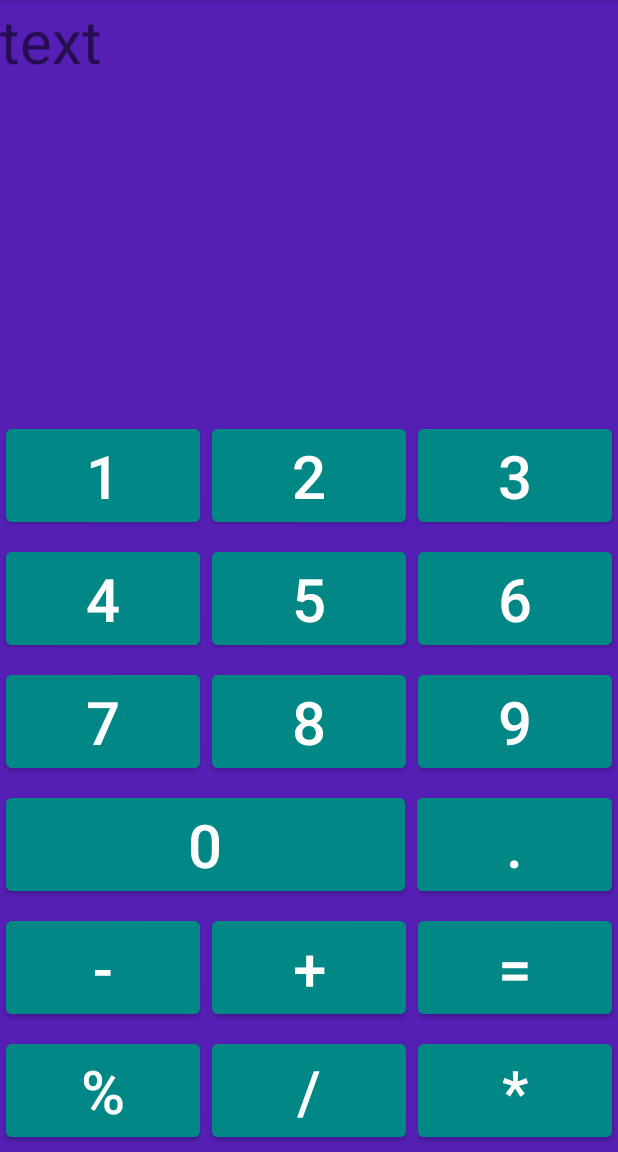
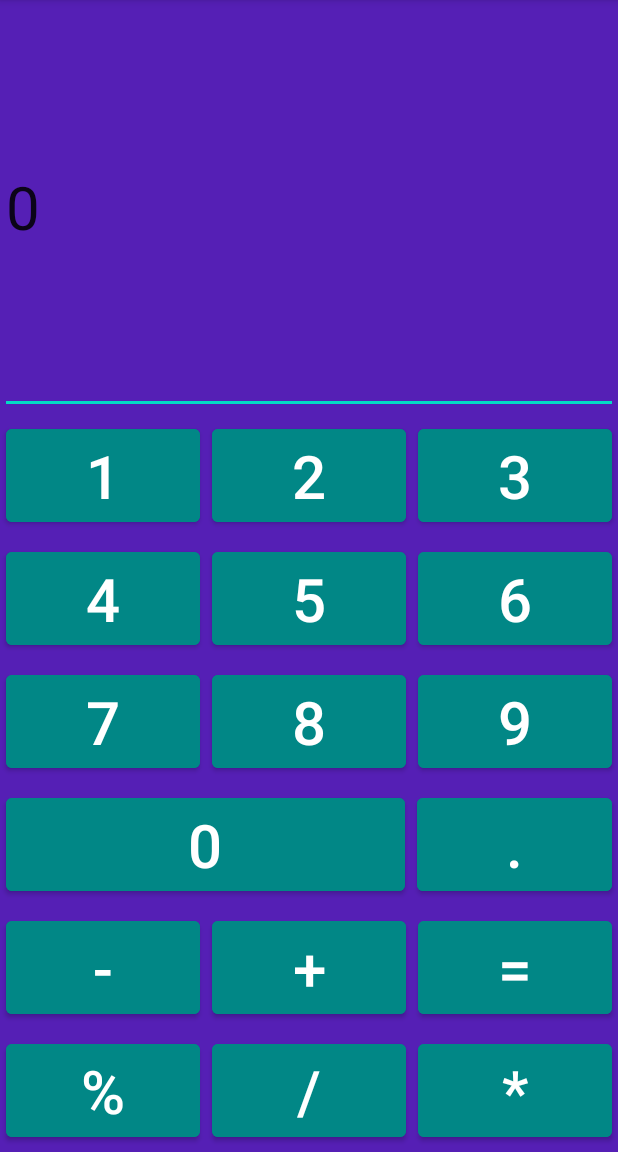
Before and after one commit to Yan9999/MyAplication, an Android app: the screen it shows after launch (MainActivity), on a phone screen of 412 x 824 dp, the part 84-1236 px from its top. Run offline under Robolectric (Android 15) with nearby library versions, the phone set to English and light mode, and no system bars.

Commit message:
дз 3 начало

```diff
--- a/app/src/main/res/layout/activity_maib_linear.xml
+++ b/app/src/main/res/layout/activity_maib_linear.xml
@@ -4,13 +4,13 @@
     android:layout_height="match_parent"
     android:background="#551FB5"
     android:orientation="vertical">
-    <TextView
-        android:id="@+id/textView"
+    <EditText
+        android:id="@+id/EditText"
         android:layout_width="match_parent"
-        android:layout_height="wrap_content"
+        android:layout_height="0dp"
         android:layout_weight="1"
         android:hapticFeedbackEnabled="false"
-        android:text="text"
+        android:text="0"
         android:textSize="@dimen/key_text_size"/>
     <LinearLayout
         android:layout_width="match_parent"
@@ -19,7 +19,7 @@
         >
 
         <Button
-
+            android:onClick="button1_onClick"
             android:id="@+id/button0.1"
             android:layout_width="wrap_content"
             android:layout_height="wrap_content"
@@ -30,6 +30,7 @@
             android:textSize="@dimen/key_text_size" />
 
         <Button
+            android:onClick="button1_onClick"
             android:id="@+id/button0.2"
             android:layout_width="wrap_content"
             android:layout_height="wrap_content"
@@ -40,6 +41,7 @@
             android:textSize="@dimen/key_text_size" />
 
         <Button
+            android:onClick="button1_onClick"
             android:id="@+id/button0.3"
             android:layout_width="wrap_content"
             android:layout_height="wrap_content"
@@ -59,6 +61,7 @@
 
 
         <Button
+            android:onClick="button1_onClick"
             android:id="@+id/button0.4"
             android:layout_width="wrap_content"
             android:layout_height="wrap_content"
@@ -69,6 +72,7 @@
             android:textSize="@dimen/key_text_size" />
 
         <Button
+            android:onClick="button1_onClick"
             android:id="@+id/button0.5"
             android:layout_width="wrap_content"
             android:layout_height="wrap_content"
@@ -79,6 +83,7 @@
             android:textSize="@dimen/key_text_size" />
 
         <Button
+            android:onClick="button1_onClick"
             android:id="@+id/button0.6"
             android:layout_width="wrap_content"
             android:layout_height="wrap_content"
@@ -96,6 +101,7 @@
         android:orientation="horizontal">
 
         <Button
+            android:onClick="button1_onClick"
             android:id="@+id/button0.7"
             android:layout_width="wrap_content"
             android:layout_height="wrap_content"
@@ -106,6 +112,7 @@
             android:textSize="@dimen/key_text_size" />
 
         <Button
+            android:onClick="button1_onClick"
             android:id="@+id/button0.8"
             android:layout_width="wrap_content"
             android:layout_height="wrap_content"
@@ -116,6 +123,7 @@
             android:textSize="@dimen/key_text_size" />
 
         <Button
+            android:onClick="button1_onClick"
             android:id="@+id/button0.9"
             android:layout_width="wrap_content"
             android:layout_height="wrap_content"
@@ -132,6 +140,7 @@
         android:orientation="horizontal">
 
         <Button
+            android:onClick="button1_onClick"
             android:id="@+id/button0.0"
             android:layout_width="wrap_content"
             android:layout_height="wrap_content"
@@ -142,6 +151,7 @@
             android:textSize="@dimen/key_text_size" />
 
         <Button
+            android:onClick="button1_onClick"
             android:id="@+id/button_dot"
             android:layout_width="wrap_content"
             android:layout_height="wrap_content"
@@ -160,6 +170,7 @@
         android:orientation="horizontal">
 
         <Button
+            android:onClick="button1_onClick"
             android:id="@+id/button_minus"
             android:layout_width="wrap_content"
             android:layout_height="wrap_content"
@@ -170,6 +181,7 @@
             android:textSize="@dimen/key_text_size" />
 
         <Button
+            android:onClick="button1_onClick"
             android:id="@+id/button_plus"
             android:layout_width="wrap_content"
             android:layout_height="wrap_content"
@@ -180,6 +192,7 @@
             android:textSize="@dimen/key_text_size" />
 
         <Button
+            android:onClick="button1_onClick"
             android:id="@+id/button_equals"
             android:layout_width="wrap_content"
             android:layout_height="wrap_content"
@@ -197,6 +210,7 @@
         android:orientation="horizontal">
 
         <Button
+            android:onClick="button1_onClick"
             android:id="@+id/button_percentage"
             android:layout_width="wrap_content"
             android:layout_height="wrap_content"
@@ -207,6 +221,7 @@
             android:textSize="@dimen/key_text_size" />
 
         <Button
+            android:onClick="button1_onClick"
             android:id="@+id/button_share"
             android:layout_width="wrap_content"
             android:layout_height="wrap_content"
@@ -217,6 +232,7 @@
             android:textSize="@dimen/key_text_size" />
 
         <Button
+            android:onClick="button1_onClick"
             android:id="@+id/button_multiply"
             android:layout_width="wrap_content"
             android:layout_height="wrap_content"
```
Also changed, not shown: app/src/main/java/com/example/myaplication/MainActivity.java (+41 -3 lines).
